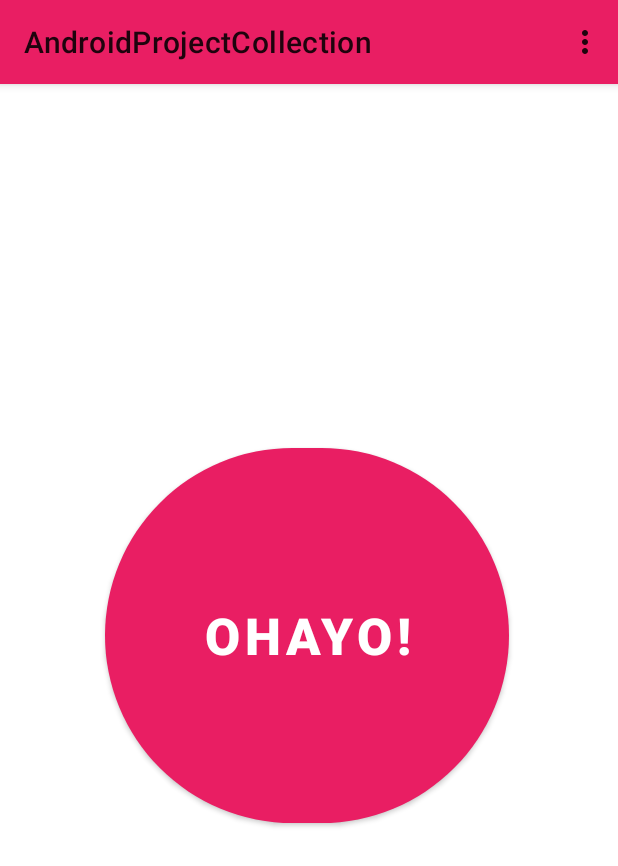
After one commit to dsullano/AndroidCollection, an Android app: the MenuExercise screen opened directly, with no data from a screen before it, on a phone screen of 412 x 824 dp. The commit adds this screen. Shown: the top 866 px of the screen. Run offline under Robolectric (Android 15) with nearby library versions, the phone set to English and light mode, and no system bars.

Commit message:
menus exercise added

```diff
--- a/app/src/main/java/com/example/androidprojectcollection/activity_return_button.java
+++ b/app/src/main/java/com/example/androidprojectcollection/ReturnButton.java
@@ -9,7 +9,7 @@ import android.widget.Button;
 
 import java.util.Objects;
 
-public class activity_return_button extends AppCompatActivity {
+public class ReturnButton extends AppCompatActivity {
 
     Button btnReturn;
 
--- a/app/src/main/res/layout/activity_main.xml
+++ b/app/src/main/res/layout/activity_main.xml
@@ -95,7 +95,7 @@
         app:layout_constraintTop_toBottomOf="@+id/button2" />
 
     <Button
-        android:id="@+id/button4"
+        android:id="@+id/menuBtn"
         android:layout_width="181dp"
         android:layout_height="54dp"
         android:layout_marginTop="20dp"
--- /dev/null
+++ b/app/src/main/res/layout/activity_menus.xml
@@ -0,0 +1,32 @@
+<?xml version="1.0" encoding="utf-8"?>
+<androidx.constraintlayout.widget.ConstraintLayout xmlns:android="http://schemas.android.com/apk/res/android"
+    xmlns:app="http://schemas.android.com/apk/res-auto"
+    xmlns:tools="http://schemas.android.com/tools"
+    android:layout_width="match_parent"
+    android:layout_height="match_parent"
+    android:layout_gravity="center"
+    app:layout_anchorGravity="center"
+    tools:context=".MenuExercise">
+
+    <LinearLayout
+        android:id="@+id/bg"
+        android:layout_width="415dp"
+        android:layout_height="735dp"
+        android:gravity="center|clip_vertical|center_horizontal"
+        android:orientation="vertical"
+        app:layout_constraintEnd_toEndOf="parent"
+        tools:layout_editor_absoluteY="-2dp">
+
+        <Button
+            android:id="@+id/btnTransformingButton"
+            android:layout_width="269dp"
+            android:layout_height="262dp"
+            android:layout_gravity="center"
+            android:fontFamily="sans-serif-black"
+            android:gravity="center"
+            android:text="OHAYO!"
+            android:textSize="34sp"
+            app:cornerRadius="500dp" />
+    </LinearLayout>
+
+</androidx.constraintlayout.widget.ConstraintLayout>
--- a/app/src/main/res/layout/activity_passing_intents_exercise.xml
+++ b/app/src/main/res/layout/activity_passing_intents_exercise.xml
@@ -4,7 +4,7 @@
     xmlns:tools="http://schemas.android.com/tools"
     android:layout_width="match_parent"
     android:layout_height="match_parent"
-    tools:context=".activity_passing_intents_exercise">
+    tools:context=".PassingIntents">
 
     <ScrollView
         android:layout_width="match_parent"
--- a/app/src/main/res/layout/activity_passing_intents_exercise2.xml
+++ b/app/src/main/res/layout/activity_passing_intents_exercise2.xml
@@ -4,7 +4,7 @@
     xmlns:tools="http://schemas.android.com/tools"
     android:layout_width="match_parent"
     android:layout_height="match_parent"
-    tools:context=".activity_passing_intents_exercise2">
+    tools:context=".PassingIntents2">
 
     <ScrollView
         android:layout_width="match_parent"
--- a/app/src/main/res/layout/activity_return_button.xml
+++ b/app/src/main/res/layout/activity_return_button.xml
@@ -5,7 +5,7 @@
     android:id="@+id/vReturnButton"
     android:layout_width="match_parent"
     android:layout_height="match_parent"
-    tools:context=".activity_return_button">
+    tools:context=".ReturnButton">
 
     <Button
         android:id="@+id/btnReturn2"
--- /dev/null
+++ b/app/src/main/res/menu/menu_exercise.xml
@@ -0,0 +1,32 @@
+<?xml version="1.0" encoding="utf-8"?>
+<menu xmlns:app="http://schemas.android.com/apk/res-auto"
+    xmlns:android="http://schemas.android.com/apk/res/android">
+
+    <item
+        android:id="@+id/mItemChange"
+        android:title="Change" >
+        <menu >
+            <item
+                android:id="@+id/change_color_item"
+                android:title="Change Color" />
+            <item
+                android:id="@+id/change_size_item"
+                android:title="Change Size" />
+            <item
+                android:id="@+id/change_text"
+                android:title="Change Into Randon Text" />
+            <item
+                android:id="@+id/change_text_color"
+                android:title="Change Text Color" />
+            <item
+                android:id="@+id/rotate_button"
+                android:title="Rotate Button" />
+        </menu>
+    </item>
+    <item
+        android:id="@+id/mItemReset"
+        android:title="Reset" />
+    <item
+        android:id="@+id/mItemExit"
+        android:title="Exit" />
+</menu>
--- a/app/src/main/res/values/themes.xml
+++ b/app/src/main/res/values/themes.xml
@@ -1,6 +1,6 @@
 <resources xmlns:tools="http://schemas.android.com/tools">
     <!-- Base application theme. -->
-    <style name="Theme.AndroidProjectCollection" parent="Theme.MaterialComponents.DayNight.NoActionBar">
+    <style name="Theme.AndroidProjectCollection" parent="Theme.MaterialComponents.DayNight">
         <!-- Primary brand color. -->
         <item name="colorPrimary">#E91E63</item>
         <item name="colorPrimaryVariant">#F14780</item>
```
Also changed, not shown: app/src/main/AndroidManifest.xml (+6 -3 lines), app/src/main/java/com/example/androidprojectcollection/MainActivity.java (+13 -1 lines), app/src/main/java/com/example/androidprojectcollection/MenuExercise.java (added, +112 -0 lines), app/src/main/java/com/example/androidprojectcollection/PassingIntents.java (renamed from app/src/main/java/com/example/androidprojectcollection/activity_passing_intents_exercise.java, +2 -5 lines), app/src/main/java/com/example/androidprojectcollection/PassingIntents2.java (renamed from app/src/main/java/com/example/androidprojectcollection/activity_passing_intents_exercise2.java, +2 -5 lines).
